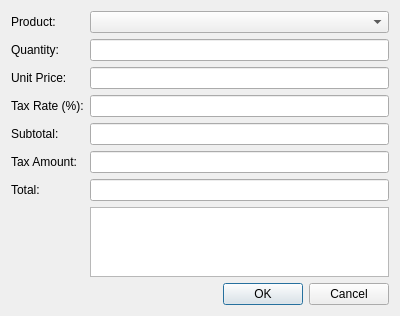
Jaeger790/bntcandles, file addorderdetailwindow.ui: the form before one commit.
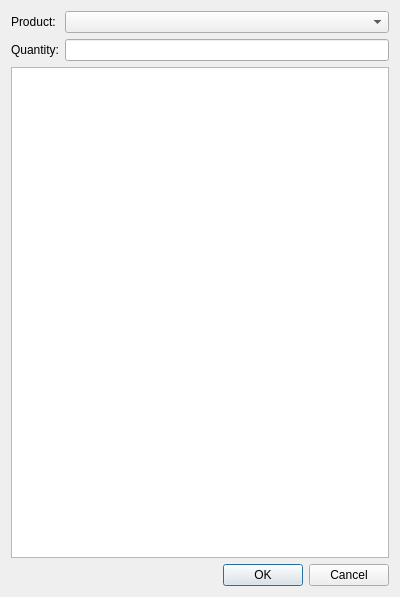
The form after the commit.

Patch:
```diff
--- a/addorderdetailwindow.ui
+++ b/addorderdetailwindow.ui
@@ -7,7 +7,7 @@
     <x>0</x>
     <y>0</y>
     <width>400</width>
-    <height>300</height>
+    <height>597</height>
    </rect>
   </property>
   <property name="windowTitle">
@@ -39,57 +39,7 @@
      <item row="1" column="1">
       <widget class="QLineEdit" name="quantityEdit"/>
      </item>
-     <item row="2" column="0">
-      <widget class="QLabel" name="unitPriceLabel">
-       <property name="text">
-        <string>Unit Price:</string>
-       </property>
-      </widget>
-     </item>
-     <item row="2" column="1">
-      <widget class="QLineEdit" name="unitPriceEdit"/>
-     </item>
-     <item row="3" column="0">
-      <widget class="QLabel" name="taxRateLabel">
-       <property name="text">
-        <string>Tax Rate (%):</string>
-       </property>
-      </widget>
-     </item>
-     <item row="3" column="1">
-      <widget class="QLineEdit" name="taxRateEdit"/>
-     </item>
-     <item row="4" column="0">
-      <widget class="QLabel" name="subtotalLabel">
-       <property name="text">
-        <string>Subtotal:</string>
-       </property>
-      </widget>
-     </item>
-     <item row="4" column="1">
-      <widget class="QLineEdit" name="subtotalEdit"/>
-     </item>
-     <item row="5" column="0">
-      <widget class="QLabel" name="taxAmountLabel">
-       <property name="text">
-        <string>Tax Amount:</string>
-       </property>
-      </widget>
-     </item>
-     <item row="5" column="1">
-      <widget class="QLineEdit" name="taxAmountEdit"/>
-     </item>
-     <item row="6" column="0">
-      <widget class="QLabel" name="totalLabel">
-       <property name="text">
-        <string>Total:</string>
-       </property>
-      </widget>
-     </item>
-     <item row="6" column="1">
-      <widget class="QLineEdit" name="totalEdit"/>
-     </item>
-     <item row="7" column="1">
+     <item row="2" column="0" colspan="2">
       <widget class="QTextBrowser" name="textBrowser"/>
      </item>
     </layout>
```
